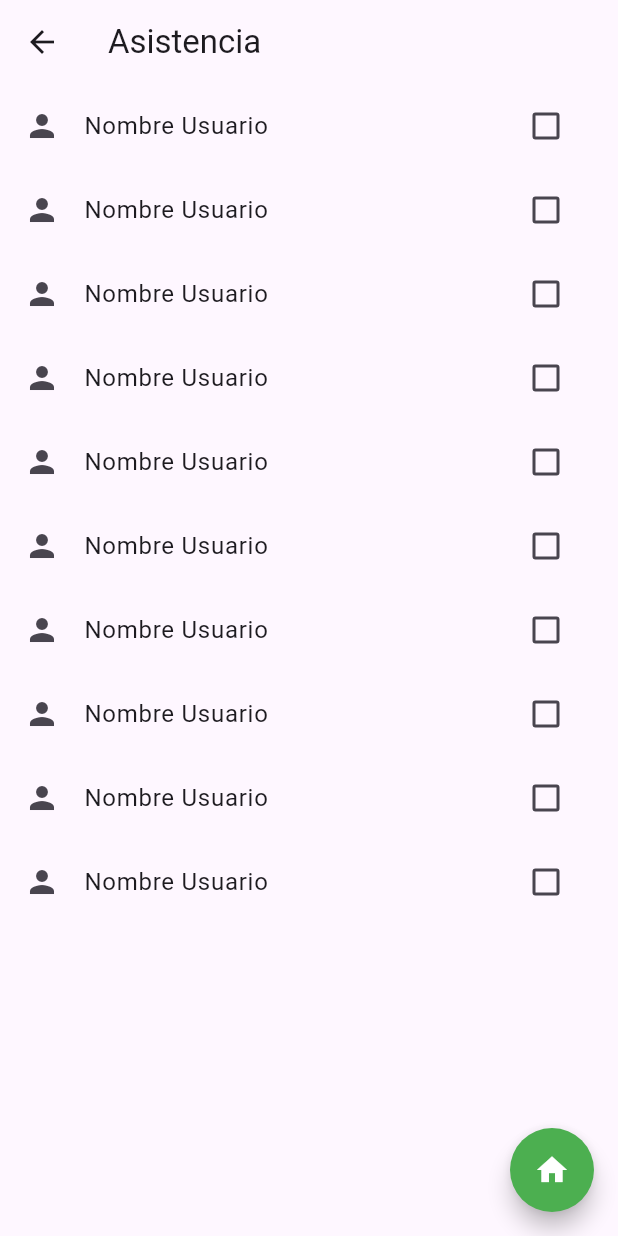
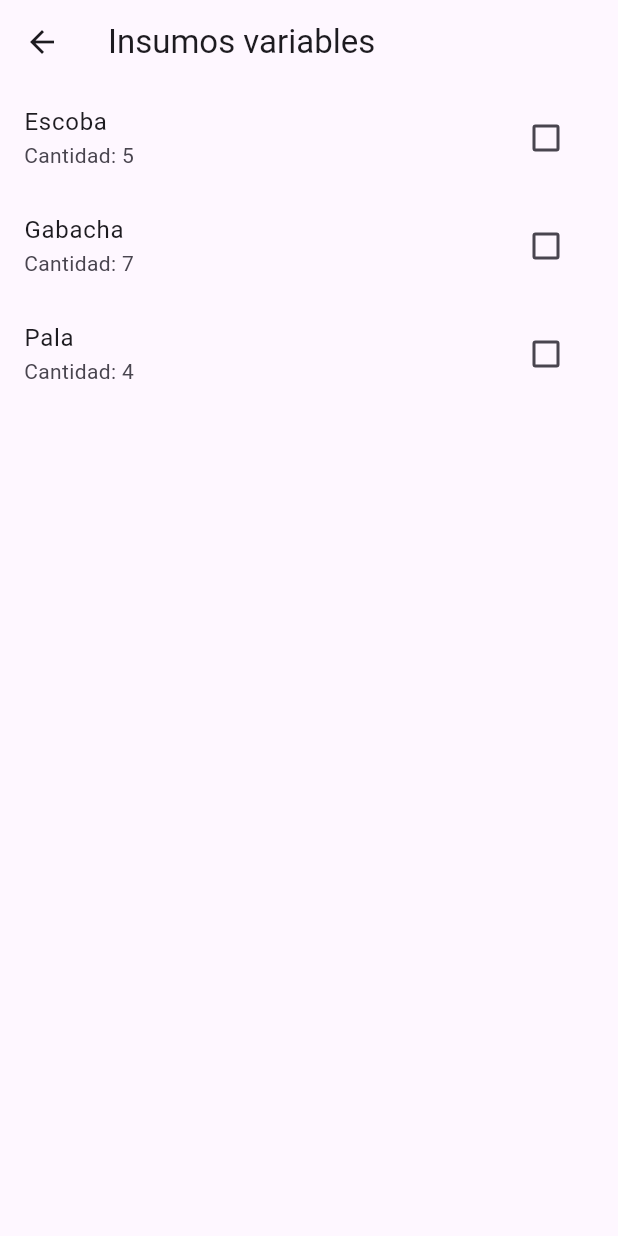
Before and after one commit to JoshuaValey/plataforma-limpia-y-verde, a Flutter app: the AsignacionesScreen screen opened directly with empty values, after a tap on "Insumos", on a phone screen of 412 x 824 dp. Run offline on Flutter 3.47's test engine with Material 3 defaults, Android fonts, the phone set to English and light mode, and no system bars; our stand-ins replace fluttertoast.

Commit message:
insumos variables sin detalle

```diff
--- a/lib/main.dart
+++ b/lib/main.dart
@@ -7,6 +7,8 @@ import 'package:plataforma_limpia_y_verde/presentation/screens/login_screen.dart
 import 'package:plataforma_limpia_y_verde/presentation/screens/main_screen.dart';
 import 'package:plataforma_limpia_y_verde/presentation/screens/proyectos_screen.dart';
 import 'package:plataforma_limpia_y_verde/presentation/screens/insumos_id_detalle_screen.dart';
+import 'package:plataforma_limpia_y_verde/presentation/screens/insumos_variables_screen.dart';
+
 
 
 void main() => runApp(const MyApp());
@@ -27,6 +29,8 @@ class MyApp extends StatelessWidget {
         '/asignaciones_screen': (context) => const AsignacionesScreen(),
         '/insumos_id_screen' : (context) =>  const InsumosIdScreen(),
         '/insumos_id_detalle_screen' : (context) =>  const InsumosIdDetalleScreen(),
+        '/insumos_variables_screen' : (context) =>  const InsumosVariablesScreen(),
+
       },
       home: const LoginScreen(),
     );
--- a/lib/presentation/Repository/insumo_variable.dart
+++ b/lib/presentation/Repository/insumo_variable.dart
@@ -1,11 +1,13 @@
 class InsumoVariable {
+  final int idProyecto;
   final String nombre;
   final int cantidad;
-  final bool checked;
+  bool checked;
   final String empresaProveedora;
   final DateTime fechaOtorgada;
 
   InsumoVariable({
+    required this.idProyecto,
     required this.nombre,
     required this.cantidad,
     required this.checked,
@@ -16,6 +18,7 @@ class InsumoVariable {
   // Método para crear una instancia de la clase a partir de un JSON
   factory InsumoVariable.fromJson(Map<String, dynamic> json) {
     return InsumoVariable(
+      idProyecto: json['Id_Proyecto'],
       nombre: json['Nombre'] as String,
       cantidad: json['Cantidad'] as int,
       checked: json['Checked'] as bool,
@@ -27,6 +30,7 @@ class InsumoVariable {
   // Método para convertir la instancia de la clase a JSON
   Map<String, dynamic> toJson() {
     return {
+      'Id_Proyecto': idProyecto,
       'Nombre': nombre,
       'Cantidad': cantidad,
       'Checked': checked,
--- /dev/null
+++ b/lib/presentation/screens/insumos_variables_screen.dart
@@ -0,0 +1,47 @@
+import 'package:flutter/material.dart';
+import 'package:plataforma_limpia_y_verde/presentation/Repository/insumo_variable.dart';
+import 'package:plataforma_limpia_y_verde/singleton.dart';
+
+class InsumosVariablesScreen extends StatefulWidget {
+  const InsumosVariablesScreen({super.key});
+  @override
+  State<InsumosVariablesScreen> createState() => _InsumosVariablesScreenState();
+}
+
+class _InsumosVariablesScreenState extends State<InsumosVariablesScreen> {
+  @override
+  Widget build(BuildContext context) {
+    final proyectoID = ModalRoute.of(context)!.settings.arguments as int;
+
+    List<InsumoVariable> insumos = Singleton.instance.insumosVariablesProject
+        .where((element) => element.idProyecto == proyectoID)
+        .toList();
+
+    return Scaffold(
+      appBar: AppBar(
+        title: const Text('Insumos variables'),
+      ),
+      body: ListView.builder(
+        itemCount: insumos.length,
+        itemBuilder: (context, index) {
+          final insumo = insumos[index];
+          return GestureDetector(
+            child: ListTile(
+              title: Text(insumo.nombre),
+              subtitle: Text("Cantidad: ${insumo.cantidad}"),
+              trailing: Checkbox(
+                value: insumo.checked,
+                onChanged: (bool? value) {
+                  // Maneja el cambio en el checkbox sin interferir con el clic del elemento
+                  setState(() {
+                    insumos[index].checked = value!;
+                  });
+                },
+              ),
+            ),
+          );
+        },
+      ),
+    );
+  }
+}
--- a/lib/singleton.dart
+++ b/lib/singleton.dart
@@ -1,6 +1,7 @@
 import 'package:flutter/material.dart';
 import 'package:fluttertoast/fluttertoast.dart';
 import 'package:plataforma_limpia_y_verde/presentation/Repository/insumo_fijo.dart';
+import 'package:plataforma_limpia_y_verde/presentation/Repository/insumo_variable.dart';
 import 'package:plataforma_limpia_y_verde/presentation/Repository/proyecto.dart';
 
 class Singleton {
@@ -68,7 +69,7 @@ class Singleton {
       'verticalMargin': verticalMarginLittleCards,
     },
     {
-      'routeName': '/asistencia_screen',
+      'routeName': '/insumos_variables_screen',
       'iconData': Icons.inventory,
       'label': 'Insumos',
       'horizontalMargin': horizontalMarginLittleCards,
@@ -146,6 +147,7 @@ class Singleton {
 //insumos fijos proyecto 0
   static int idProyecto = 0;
   static int idProyecto1 = 1;
+
 
   List<InsumoFijo> insumosFijosProject = [
     InsumoFijo(
@@ -294,6 +296,58 @@ class Singleton {
     ),
   ];
 
+List<InsumoVariable> insumosVariablesProject = [
+    InsumoVariable(
+      idProyecto: idProyecto,
+      nombre: 'Escoba',
+      cantidad: 5,
+      checked: false,
+      empresaProveedora: 'Empresa A',
+      fechaOtorgada: DateTime(2023, 3, 15),
+    ),
+    InsumoVariable(
+      idProyecto: idProyecto,
+      nombre: 'Gabacha',
+      cantidad: 7,
+      checked: false,
+      empresaProveedora: 'Empresa B',
+      fechaOtorgada: DateTime(2023, 4, 10),
+    ),
+    InsumoVariable(
+      idProyecto: idProyecto,
+      nombre: 'Pala',
+      cantidad: 4,
+      checked: false,
+      empresaProveedora: 'Empresa C',
+      fechaOtorgada: DateTime(2023, 2, 20),
+    ),
+    InsumoVariable(
+      idProyecto: idProyecto1,
+      nombre: 'Escoba',
+      cantidad: 3,
+      checked: false,
+      empresaProveedora: 'Empresa A',
+      fechaOtorgada: DateTime(2023, 3, 15),
+    ),
+    InsumoVariable(
+      idProyecto: idProyecto1,
+      nombre: 'Gabacha',
+      cantidad: 5,
+      checked: false,
+      empresaProveedora: 'Empresa B',
+      fechaOtorgada: DateTime(2023, 4, 10),
+    ),
+    InsumoVariable(
+      idProyecto: idProyecto1,
+      nombre: 'Pala',
+      cantidad: 2,
+      checked: false,
+      empresaProveedora: 'Empresa C',
+      fechaOtorgada: DateTime(2023, 2, 20),
+    ),
+  ];
+
+
 //*****************************************************************/
 //                Crear metodos generales
 //*****************************************************************/
```
